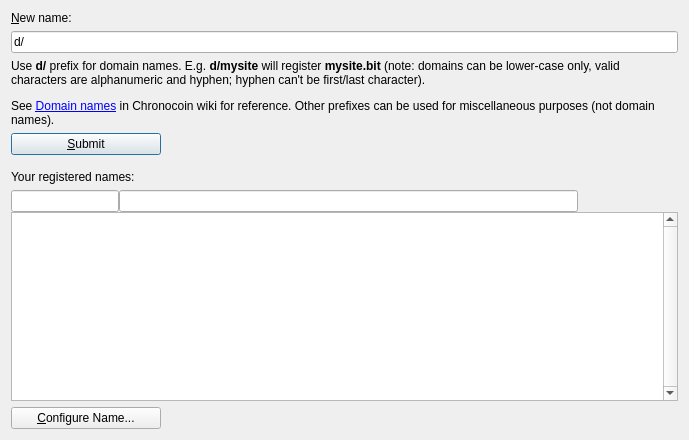
Above: src/qt/forms/managenamespage.ui from chronokings/huntercoin before the change. Below: the same form after it.
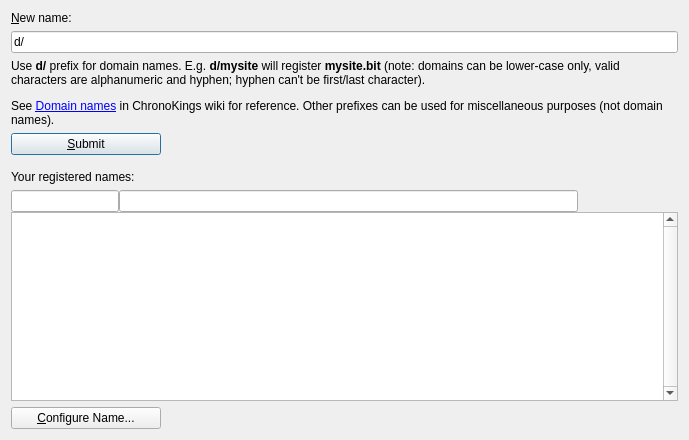
That is the form after the change. Icons and pictures are not drawn. Custom widgets are drawn as their Qt base class.

Commit message: Renamed from Chronocoin to Chrono Kings to avoid similarity with some existing website.

Diff of the .ui file:
```diff
--- a/src/qt/forms/managenamespage.ui
+++ b/src/qt/forms/managenamespage.ui
@@ -60,7 +60,7 @@
         </sizepolicy>
        </property>
        <property name="text">
-        <string>&lt;html&gt;&lt;head/&gt;&lt;body&gt;&lt;p&gt;Use &lt;span style=&quot; font-weight:600;&quot;&gt;d/&lt;/span&gt; prefix for domain names. E.g. &lt;span style=&quot; font-weight:600;&quot;&gt;d/mysite&lt;/span&gt; will register &lt;span style=&quot; font-weight:600;&quot;&gt;mysite.bit&lt;/span&gt; (note: domains can be lower-case only, valid characters are alphanumeric and hyphen; hyphen can't be first/last character).&lt;/p&gt;&lt;p&gt;See &lt;a href=&quot;http://dot-bit.org/Namespace:Domain_names&quot;&gt;&lt;span style=&quot; text-decoration: underline; color:#0000ff;&quot;&gt;Domain names&lt;/span&gt;&lt;/a&gt; in Chronocoin wiki for reference. Other prefixes can be used for miscellaneous purposes (not domain names).&lt;/p&gt;&lt;/body&gt;&lt;/html&gt;</string>
+        <string>&lt;html&gt;&lt;head/&gt;&lt;body&gt;&lt;p&gt;Use &lt;span style=&quot; font-weight:600;&quot;&gt;d/&lt;/span&gt; prefix for domain names. E.g. &lt;span style=&quot; font-weight:600;&quot;&gt;d/mysite&lt;/span&gt; will register &lt;span style=&quot; font-weight:600;&quot;&gt;mysite.bit&lt;/span&gt; (note: domains can be lower-case only, valid characters are alphanumeric and hyphen; hyphen can't be first/last character).&lt;/p&gt;&lt;p&gt;See &lt;a href=&quot;http://dot-bit.org/Namespace:Domain_names&quot;&gt;&lt;span style=&quot; text-decoration: underline; color:#0000ff;&quot;&gt;Domain names&lt;/span&gt;&lt;/a&gt; in ChronoKings wiki for reference. Other prefixes can be used for miscellaneous purposes (not domain names).&lt;/p&gt;&lt;/body&gt;&lt;/html&gt;</string>
        </property>
        <property name="textFormat">
         <enum>Qt::RichText</enum>
```
Left out of the diff: 2 changed lines with no effect on the pictures. The commit also changes 88 other files.
